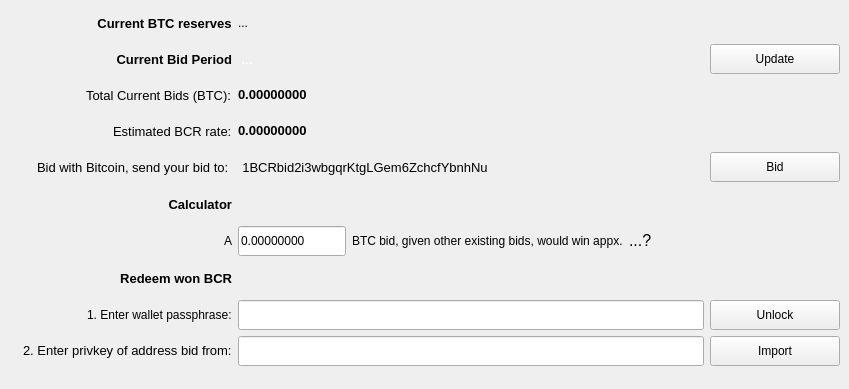
tlc2/bitcredit-2.0, file src/qt/forms/bidpage.ui: the form before one commit.
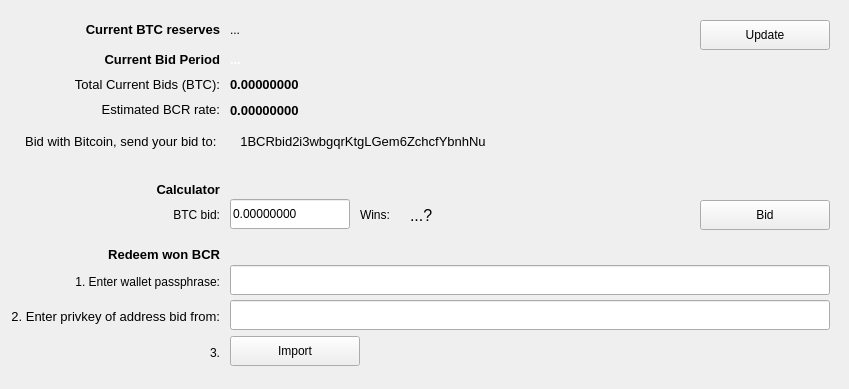
The form after the commit.

Commit message: 1-click unlock and import bidding privkey - need testing on win

```diff
--- a/src/qt/forms/bidpage.ui
+++ b/src/qt/forms/bidpage.ui
@@ -16,22 +16,31 @@
   <property name="styleSheet">
    <string notr="true"/>
   </property>
-  <widget class="QWidget" name="gridLayoutWidget">
+  <widget class="QLabel" name="label_BTCassets">
    <property name="geometry">
     <rect>
-     <x>11</x>
-     <y>8</y>
-     <width>829</width>
-     <height>358</height>
+     <x>0</x>
+     <y>20</y>
+     <width>220</width>
+     <height>20</height>
     </rect>
    </property>
-   <layout class="QGridLayout" name="gridLayout" rowstretch="0,0,0,0,0,0,0,0,0,0">
-    <item row="3" column="1">
-     <widget class="QLabel" name="labelEstprice_2">
+   <property name="sizePolicy">
+    <sizepolicy hsizetype="Fixed" vsizetype="Fixed">
+     <horstretch>0</horstretch>
+     <verstretch>0</verstretch>
+    </sizepolicy>
+   </property>
+   <property name="minimumSize">
+    <size>
+     <width>220</width>
+     <height>20</height>
+    </size>
+   </property>
       <property name="maximumSize">
        <size>
-        <width>16777215</width>
-        <height>15</height>
+     <width>220</width>
+     <height>20</height>
        </size>
       </property>
       <property name="font">
@@ -42,147 +51,125 @@
        </font>
       </property>
       <property name="text">
-       <string>0.00000000</string>
-      </property>
-     </widget>
-    </item>
-    <item row="8" column="1" alignment="Qt::AlignVCenter">
-     <widget class="QLineEdit" name="lineEditPassphrase">
+    <string>&lt;html&gt;&lt;head/&gt;&lt;body&gt;&lt;p align=&quot;right&quot;&gt;Current BTC reserves&lt;/p&gt;&lt;/body&gt;&lt;/html&gt;</string>
+   </property>
+   <property name="alignment">
+    <set>Qt::AlignCenter</set>
+   </property>
+  </widget>
+  <widget class="QLabel" name="labelReserves">
+   <property name="geometry">
+    <rect>
+     <x>230</x>
+     <y>20</y>
+     <width>221</width>
+     <height>20</height>
+    </rect>
+   </property>
       <property name="minimumSize">
        <size>
-        <width>400</width>
-        <height>30</height>
+     <width>0</width>
+     <height>20</height>
        </size>
       </property>
       <property name="maximumSize">
        <size>
-        <width>500</width>
-        <height>25</height>
-       </size>
-      </property>
-      <property name="echoMode">
-       <enum>QLineEdit::Password</enum>
-      </property>
-     </widget>
-    </item>
-    <item row="9" column="2" alignment="Qt::AlignVCenter">
-     <widget class="QPushButton" name="pushButtonImport">
+     <width>16777215</width>
+     <height>20</height>
+    </size>
+   </property>
+   <property name="text">
+    <string>&lt;html&gt;&lt;head/&gt;&lt;body&gt;&lt;p&gt;...&lt;/p&gt;&lt;/body&gt;&lt;/html&gt;</string>
+   </property>
+  </widget>
+  <widget class="QPushButton" name="pushButtonRefresh">
+   <property name="geometry">
+    <rect>
+     <x>700</x>
+     <y>20</y>
+     <width>130</width>
+     <height>30</height>
+    </rect>
+   </property>
+   <property name="sizePolicy">
+    <sizepolicy hsizetype="Minimum" vsizetype="Fixed">
+     <horstretch>0</horstretch>
+     <verstretch>0</verstretch>
+    </sizepolicy>
+   </property>
       <property name="minimumSize">
        <size>
-        <width>130</width>
+     <width>2</width>
         <height>30</height>
        </size>
       </property>
       <property name="maximumSize">
        <size>
         <width>130</width>
-        <height>25</height>
-       </size>
-      </property>
-      <property name="font">
-       <font>
-        <weight>50</weight>
-        <bold>false</bold>
-       </font>
-      </property>
+     <height>16777215</height>
+    </size>
+   </property>
       <property name="toolTip">
        <string>Get your new BCR!</string>
       </property>
       <property name="text">
-       <string>Import</string>
-      </property>
-     </widget>
-    </item>
-    <item row="2" column="0" alignment="Qt::AlignRight">
-     <widget class="QLabel" name="labelCurrentbids">
-      <property name="minimumSize">
-       <size>
-        <width>0</width>
-        <height>30</height>
-       </size>
-      </property>
-      <property name="maximumSize">
-       <size>
-        <width>16777215</width>
-        <height>30</height>
-       </size>
-      </property>
-      <property name="font">
-       <font>
-        <pointsize>10</pointsize>
-        <weight>50</weight>
-        <bold>false</bold>
-       </font>
-      </property>
-      <property name="text">
-       <string>Total Current Bids (BTC):</string>
-      </property>
-     </widget>
-    </item>
-    <item row="8" column="0" alignment="Qt::AlignRight">
-     <widget class="QLabel" name="label_2">
-      <property name="maximumSize">
-       <size>
-        <width>200</width>
-        <height>15</height>
-       </size>
-      </property>
-      <property name="text">
-       <string>1. Enter wallet passphrase:</string>
-      </property>
-     </widget>
-    </item>
-    <item row="3" column="0" alignment="Qt::AlignRight|Qt::AlignVCenter">
-     <widget class="QLabel" name="labelEstprice">
+    <string>Update</string>
+   </property>
+  </widget>
+  <widget class="QLabel" name="labelNext">
+   <property name="geometry">
+    <rect>
+     <x>0</x>
+     <y>50</y>
+     <width>220</width>
+     <height>20</height>
+    </rect>
+   </property>
       <property name="minimumSize">
        <size>
-        <width>0</width>
-        <height>30</height>
+     <width>210</width>
+     <height>20</height>
        </size>
       </property>
       <property name="maximumSize">
        <size>
-        <width>16777215</width>
-        <height>15</height>
+     <width>220</width>
+     <height>20</height>
        </size>
       </property>
       <property name="font">
        <font>
         <pointsize>10</pointsize>
-        <weight>50</weight>
-        <bold>false</bold>
+     <weight>75</weight>
+     <bold>true</bold>
        </font>
       </property>
       <property name="text">
-       <string>Estimated BCR rate:</string>
-      </property>
-     </widget>
-    </item>
-    <item row="6" column="0" alignment="Qt::AlignRight|Qt::AlignVCenter">
-     <widget class="QLabel" name="label_7">
-      <property name="minimumSize">
-       <size>
-        <width>0</width>
-        <height>30</height>
-       </size>
-      </property>
-      <property name="maximumSize">
-       <size>
-        <width>10</width>
-        <height>15</height>
-       </size>
-      </property>
-      <property name="text">
-       <string>A</string>
-      </property>
-     </widget>
-    </item>
-    <item row="1" column="1">
+    <string>&lt;html&gt;&lt;head/&gt;&lt;body&gt;&lt;p align=&quot;right&quot;&gt;Current Bid Period&lt;/p&gt;&lt;/body&gt;&lt;/html&gt;</string>
+   </property>
+   <property name="alignment">
+    <set>Qt::AlignRight|Qt::AlignTrailing|Qt::AlignVCenter</set>
+   </property>
+  </widget>
      <widget class="QLabel" name="labelNumber">
+   <property name="geometry">
+    <rect>
+     <x>230</x>
+     <y>50</y>
+     <width>271</width>
+     <height>20</height>
+    </rect>
+   </property>
+   <property name="minimumSize">
+    <size>
+     <width>0</width>
+     <height>20</height>
+    </size>
+   </property>
       <property name="maximumSize">
        <size>
         <width>16777215</width>
-        <height>30</height>
+     <height>20</height>
        </size>
       </property>
       <property name="palette">
@@ -368,22 +355,156 @@
        <string notr="true"/>
       </property>
       <property name="text">
-       <string> ...</string>
-      </property>
-     </widget>
-    </item>
-    <item row="4" column="0" alignment="Qt::AlignRight|Qt::AlignVCenter">
+    <string>&lt;html&gt;&lt;head/&gt;&lt;body&gt;&lt;p&gt; ...&lt;/p&gt;&lt;/body&gt;&lt;/html&gt;</string>
+   </property>
+  </widget>
+  <widget class="QLabel" name="labelCurrentbids">
+   <property name="geometry">
+    <rect>
+     <x>0</x>
+     <y>75</y>
+     <width>220</width>
+     <height>20</height>
+    </rect>
+   </property>
+   <property name="minimumSize">
+    <size>
+     <width>210</width>
+     <height>20</height>
+    </size>
+   </property>
+   <property name="maximumSize">
+    <size>
+     <width>16777215</width>
+     <height>20</height>
+    </size>
+   </property>
+   <property name="font">
+    <font>
+     <pointsize>10</pointsize>
+     <weight>50</weight>
+     <bold>false</bold>
+    </font>
+   </property>
+   <property name="text">
+    <string>&lt;html&gt;&lt;head/&gt;&lt;body&gt;&lt;p align=&quot;right&quot;&gt;Total Current Bids (BTC):&lt;/p&gt;&lt;/body&gt;&lt;/html&gt;</string>
+   </property>
+  </widget>
+  <widget class="QLabel" name="labelTotal_2">
+   <property name="geometry">
+    <rect>
+     <x>230</x>
+     <y>75</y>
+     <width>200</width>
+     <height>20</height>
+    </rect>
+   </property>
+   <property name="minimumSize">
+    <size>
+     <width>0</width>
+     <height>20</height>
+    </size>
+   </property>
+   <property name="maximumSize">
+    <size>
+     <width>200</width>
+     <height>20</height>
+    </size>
+   </property>
+   <property name="font">
+    <font>
+     <pointsize>10</pointsize>
+     <weight>75</weight>
+     <bold>true</bold>
+    </font>
+   </property>
+   <property name="text">
+    <string>&lt;html&gt;&lt;head/&gt;&lt;body&gt;&lt;p&gt;0.00000000&lt;/p&gt;&lt;/body&gt;&lt;/html&gt;</string>
+   </property>
+  </widget>
+  <widget class="QLabel" name="labelEstprice">
+   <property name="geometry">
+    <rect>
+     <x>0</x>
+     <y>100</y>
+     <width>220</width>
+     <height>20</height>
+    </rect>
+   </property>
+   <property name="minimumSize">
+    <size>
+     <width>210</width>
+     <height>20</height>
+    </size>
+   </property>
+   <property name="maximumSize">
+    <size>
+     <width>16777215</width>
+     <height>20</height>
+    </size>
+   </property>
+   <property name="font">
+    <font>
+     <pointsize>10</pointsize>
+     <weight>50</weight>
+     <bold>false</bold>
+    </font>
+   </property>
+   <property name="text">
+    <string>&lt;html&gt;&lt;head/&gt;&lt;body&gt;&lt;p align=&quot;right&quot;&gt;Estimated BCR rate:&lt;/p&gt;&lt;/body&gt;&lt;/html&gt;</string>
+   </property>
+  </widget>
+  <widget class="QLabel" name="labelEstprice_2">
+   <property name="geometry">
+    <rect>
+     <x>230</x>
+     <y>100</y>
+     <width>200</width>
+     <height>20</height>
+    </rect>
+   </property>
+   <property name="minimumSize">
+    <size>
+     <width>0</width>
+     <height>20</height>
+    </size>
+   </property>
+   <property name="maximumSize">
+    <size>
+     <width>200</width>
+     <height>20</height>
+    </size>
+   </property>
+   <property name="font">
+    <font>
+     <pointsize>10</pointsize>
+     <weight>75</weight>
+     <bold>true</bold>
+    </font>
+   </property>
+   <property name="text">
+    <string>0.00000000</string>
+   </property>
+  </widget>
      <widget class="QLabel" name="label">
+   <property name="geometry">
+    <rect>
+     <x>0</x>
+     <y>132</y>
+     <width>220</width>
+     <height>20</height>
+    </rect>
+   </property>
       <property name="minimumSize">
        <size>
-        <width>0</width>
-        <height>30</height>
+     <width>220</width>
+     <height>20</height>
        </size>
       </property>
       <property name="maximumSize">
        <size>
         <width>250</width>
-        <height>15</height>
+     <height>20</height>
        </size>
       </property>
       <property name="font">
@@ -392,200 +513,18 @@
        </font>
       </property>
       <property name="text">
-       <string>Bid with Bitcoin, send your bid to: </string>
-      </property>
-     </widget>
-    </item>
-    <item row="0" column="0" alignment="Qt::AlignRight">
-     <widget class="QLabel" name="label_BTCassets">
-      <property name="sizePolicy">
-       <sizepolicy hsizetype="Fixed" vsizetype="Fixed">
-        <horstretch>0</horstretch>
-        <verstretch>0</verstretch>
-       </sizepolicy>
-      </property>
-      <property name="minimumSize">
-       <size>
-        <width>0</width>
-        <height>30</height>
-       </size>
-      </property>
-      <property name="font">
-       <font>
-        <pointsize>10</pointsize>
-        <weight>75</weight>
-        <bold>true</bold>
-       </font>
-      </property>
-      <property name="text">
-       <string>Current BTC reserves</string>
-      </property>
-      <property name="alignment">
-       <set>Qt::AlignCenter</set>
-      </property>
-     </widget>
-    </item>
-    <item row="1" column="0" alignment="Qt::AlignLeft|Qt::AlignVCenter">
-     <widget class="QLabel" name="labelNext">
-      <property name="minimumSize">
-       <size>
-        <width>0</width>
-        <height>30</height>
-       </size>
-      </property>
-      <property name="maximumSize">
-       <size>
-        <width>16777215</width>
-        <height>30</height>
-       </size>
-      </property>
-      <property name="font">
-       <font>
-        <pointsize>10</pointsize>
-        <weight>75</weight>
-        <bold>true</bold>
-       </font>
-      </property>
-      <property name="text">
-       <string>                             Current Bid Period</string>
-      </property>
-      <property name="alignment">
-       <set>Qt::AlignRight|Qt::AlignTrailing|Qt::AlignVCenter</set>
-      </property>
-     </widget>
-    </item>
-    <item row="8" column="2" alignment="Qt::AlignHCenter|Qt::AlignVCenter">
-     <widget class="QPushButton" name="bUnlock">
-      <property name="minimumSize">
-       <size>
-        <width>130</width>
-        <height>30</height>
-       </size>
-      </property>
-      <property name="maximumSize">
-       <size>
-        <width>130</width>
-        <height>25</height>
-       </size>
-      </property>
-      <property name="text">
-       <string>Unlock</string>
-      </property>
-     </widget>
-    </item>
-    <item row="9" column="1" alignment="Qt::AlignVCenter">
-     <widget class="QLineEdit" name="lineEditPrivkey">
-      <property name="sizePolicy">
-       <sizepolicy hsizetype="Preferred" vsizetype="Fixed">
-        <horstretch>0</horstretch>
-        <verstretch>0</verstretch>
-       </sizepolicy>
-      </property>
-      <property name="minimumSize">
-       <size>
-        <width>300</width>
-        <height>30</height>
-       </size>
-      </property>
-      <property name="maximumSize">
-       <size>
-        <width>16777215</width>
-        <height>25</height>
-       </size>
-      </property>
-      <property name="toolTip">
-       <string>Paste the privkey of the address you sent your bid from here</string>
-      </property>
-      <property name="text">
-       <string/>
-      </property>
-     </widget>
-    </item>
-    <item row="2" column="1">
-     <widget class="QLabel" name="labelTotal_2">
-      <property name="maximumSize">
-       <size>
-        <width>16777215</width>
-        <height>15</height>
-       </size>
-      </property>
-      <property name="font">
-       <font>
-        <pointsize>10</pointsize>
-        <weight>75</weight>
-        <bold>true</bold>
-       </font>
-      </property>
-      <property name="text">
-       <string>0.00000000</string>
-      </property>
-     </widget>
-    </item>
-    <item row="6" column="1">
-     <layout class="QHBoxLayout" name="horizontalLayout_2">
-      <item alignment="Qt::AlignVCenter">
-       <widget class="QLineEdit" name="lineEditBid">
-        <property name="sizePolicy">
-         <sizepolicy hsizetype="Preferred" vsizetype="Fixed">
-          <horstretch>0</horstretch>
-          <verstretch>0</verstretch>
-         </sizepolicy>
-        </property>
-        <property name="minimumSize">
-         <size>
-          <width>0</width>
-          <height>30</height>
-         </size>
-        </property>
-        <property name="maximumSize">
-         <size>
-          <width>120</width>
-          <height>25</height>
-         </size>
-        </property>
-        <property name="toolTip">
-         <string>Enter a BTC amount and press Enter to calculate</string>
-        </property>
-        <property name="text">
-         <string>0.00000000</string>
-        </property>
-       </widget>
-      </item>
-      <item alignment="Qt::AlignVCenter">
-       <widget class="QLabel" name="label_4">
-        <property name="maximumSize">
-         <size>
-          <width>16777215</width>
-          <height>15</height>
-         </size>
-        </property>
-        <property name="text">
-         <string>&lt;html&gt;&lt;head/&gt;&lt;body&gt;&lt;p&gt;BTC bid, given other existing bids, would win appx.&lt;/p&gt;&lt;/body&gt;&lt;/html&gt;</string>
-        </property>
-       </widget>
-      </item>
-      <item>
-       <widget class="QLabel" name="labelBCR">
-        <property name="maximumSize">
-         <size>
-          <width>16777215</width>
-          <height>25</height>
-         </size>
-        </property>
-        <property name="font">
-         <font>
-          <pointsize>12</pointsize>
-         </font>
-        </property>
-        <property name="text">
-         <string>...?</string>
-        </property>
-       </widget>
-      </item>
-     </layout>
-    </item>
-    <item row="4" column="1" alignment="Qt::AlignLeft">
+    <string>&lt;html&gt;&lt;head/&gt;&lt;body&gt;&lt;p align=&quot;right&quot;&gt;Bid with Bitcoin, send your bid to: &lt;/p&gt;&lt;/body&gt;&lt;/html&gt;</string>
+   </property>
+  </widget>
      <widget class="QPushButton" name="pushButtonBTCExplorer">
+   <property name="geometry">
+    <rect>
+     <x>230</x>
+     <y>126</y>
+     <width>266</width>
+     <height>30</height>
+    </rect>
+   </property>
       <property name="sizePolicy">
        <sizepolicy hsizetype="Fixed" vsizetype="Fixed">
         <horstretch>0</horstretch>
@@ -624,9 +563,15 @@
        <bool>true</bool>
       </property>
      </widget>
-    </item>
-    <item row="4" column="2">
      <widget class="QPushButton" name="pushButtonBTC">
+   <property name="geometry">
+    <rect>
+     <x>700</x>
+     <y>200</y>
+     <width>130</width>
+     <height>30</height>
+    </rect>
+   </property>
       <property name="minimumSize">
        <size>
         <width>0</width>
@@ -652,19 +597,25 @@
        <string>Bid</string>
       </property>
      </widget>
-    </item>
-    <item row="5" column="0" alignment="Qt::AlignVCenter">
      <widget class="QLabel" name="labelCalc">
+   <property name="geometry">
+    <rect>
+     <x>0</x>
+     <y>180</y>
+     <width>220</width>
+     <height>20</height>
+    </rect>
+   </property>
       <property name="minimumSize">
        <size>
-        <width>0</width>
-        <height>30</height>
+     <width>220</width>
+     <height>20</height>
        </size>
       </property>
       <property name="maximumSize">
        <size>
         <width>16777215</width>
-        <height>30</height>
+     <height>20</height>
        </size>
       </property>
       <property name="font">
@@ -675,25 +626,115 @@
        </font>
       </property>
       <property name="text">
-       <string>Calculator</string>
+    <string>&lt;html&gt;&lt;head/&gt;&lt;body&gt;&lt;p align=&quot;right&quot;&gt;Calculator&lt;/p&gt;&lt;/body&gt;&lt;/html&gt;</string>
       </property>
       <property name="alignment">
        <set>Qt::AlignRight|Qt::AlignTrailing|Qt::AlignVCenter</set>
       </property>
      </widget>
-    </item>
-    <item row="7" column="0" alignment="Qt::AlignVCenter">
+  <widget class="QLabel" name="label_3">
+   <property name="geometry">
+    <rect>
+     <x>0</x>
+     <y>205</y>
+     <width>220</width>
+     <height>20</height>
+    </rect>
+   </property>
+   <property name="minimumSize">
+    <size>
+     <width>220</width>
+     <height>20</height>
+    </size>
+   </property>
+   <property name="maximumSize">
+    <size>
+     <width>16777215</width>
+     <height>20</height>
+    </size>
+   </property>
+   <property name="text">
+    <string>&lt;html&gt;&lt;head/&gt;&lt;body&gt;&lt;p align=&quot;right&quot;&gt;BTC bid:&lt;/p&gt;&lt;/body&gt;&lt;/html&gt;</string>
+   </property>
+  </widget>
+  <widget class="QLineEdit" name="lineEditBid">
+   <property name="geometry">
+    <rect>
+     <x>230</x>
+     <y>199</y>
+     <width>120</width>
+     <height>30</height>
+    </rect>
+   </property>
+   <property name="sizePolicy">
+    <sizepolicy hsizetype="Preferred" vsizetype="Fixed">
+     <horstretch>0</horstretch>
+     <verstretch>0</verstretch>
+    </sizepolicy>
+   </property>
+   <property name="minimumSize">
+    <size>
+     <width>0</width>
+     <height>30</height>
+    </size>
+   </property>
+   <property name="maximumSize">
+    <size>
+     <width>120</width>
+     <height>25</height>
+    </size>
+   </property>
+   <property name="toolTip">
+    <string>Enter a BTC amount and press Enter to calculate</string>
+   </property>
+   <property name="text">
+    <string>0.00000000</string>
+   </property>
+  </widget>
+  <widget class="QLabel" name="label_4">
+   <property name="geometry">
+    <rect>
+     <x>360</x>
+     <y>205</y>
+     <width>50</width>
+     <height>20</height>
+    </rect>
+   </property>
+   <property name="minimumSize">
+    <size>
+     <width>0</width>
+     <height>20</height>
+    </size>
+   </property>
+   <property name="maximumSize">
+    <size>
+     <width>50</width>
+     <height>20</height>
+    </size>
+   </property>
+   <property name="text">
+    <string>&lt;html&gt;&lt;head/&gt;&lt;body&gt;&lt;p&gt;Wins: &lt;/p&gt;&lt;/body&gt;&lt;/html&gt;</string>
+   </property>
+  </widget>
      <widget class="QLabel" name="labelRedeem">
+   <property name="geometry">
+    <rect>
+     <x>0</x>
+     <y>245</y>
+     <width>220</width>
+     <height>20</height>
+    </rect>
+   </property>
       <property name="minimumSize">
        <size>
-        <width>0</width>
-        <height>30</height>
+     <width>220</width>
+     <height>20</height>
        </size>
       </property>
       <property name="maximumSize">
        <size>
         <width>16777215</width>
-        <height>30</height>
+     <height>20</height>
        </size>
       </property>
       <property name="font">
@@ -704,19 +745,81 @@
        </font>
       </property>
       <property name="text">
-       <string>Redeem won BCR</string>
+    <string>&lt;html&gt;&lt;head/&gt;&lt;body&gt;&lt;p align=&quot;right&quot;&gt;Redeem won BCR&lt;/p&gt;&lt;/body&gt;&lt;/html&gt;</string>
       </property>
       <property name="alignment">
        <set>Qt::AlignRight|Qt::AlignTrailing|Qt::AlignVCenter</set>
       </property>
      </widget>
-    </item>
-    <item row="9" column="0" alignment="Qt::AlignRight">
+  <widget class="QLabel" name="label_2">
+   <property name="geometry">
+    <rect>
+     <x>0</x>
+     <y>272</y>
+     <width>220</width>
+     <height>20</height>
+    </rect>
+   </property>
+   <property name="minimumSize">
+    <size>
+     <width>220</width>
+     <height>20</height>
+    </size>
+   </property>
+   <property name="maximumSize">
+    <size>
+     <width>200</width>
+     <height>20</height>
+    </size>
+   </property>
+   <property name="text">
+    <string>&lt;html&gt;&lt;head/&gt;&lt;body&gt;&lt;p align=&quot;right&quot;&gt;1. Enter wallet passphrase:&lt;/p&gt;&lt;/body&gt;&lt;/html&gt;</string>
+   </property>
+  </widget>
+  <widget class="QLineEdit" name="lineEditPassphrase">
+   <property name="geometry">
+    <rect>
+     <x>230</x>
+     <y>265</y>
+     <width>600</width>
+     <height>30</height>
+    </rect>
+   </property>
+   <property name="minimumSize">
+    <size>
+     <width>600</width>
+     <height>30</height>
+    </size>
+   </property>
+   <property name="maximumSize">
+    <size>
+     <width>600</width>
+     <height>25</height>
+    </size>
+   </property>
+   <property name="echoMode">
+    <enum>QLineEdit::Password</enum>
+   </property>
+  </widget>
      <widget class="QLabel" name="labelRedeem_2">
+   <property name="geometry">
+    <rect>
+     <x>0</x>
+     <y>307</y>
+     <width>220</width>
+     <height>20</height>
+    </rect>
+   </property>
+   <property name="minimumSize">
+    <size>
+     <width>220</width>
+     <height>20</height>
+    </size>
+   </property>
       <property name="maximumSize">
        <size>
         <width>220</width>
-        <height>15</height>
+     <height>20</height>
        </size>
       </property>
       <property name="font">
@@ -727,46 +830,119 @@
        </font>
       </property>
       <property name="text">
-       <string>2. Enter privkey of address bid from:</string>
-      </property>
-     </widget>
-    </item>
-    <item row="1" column="2">
-     <widget class="QPushButton" name="pushButtonRefresh">
+    <string>&lt;html&gt;&lt;head/&gt;&lt;body&gt;&lt;p align=&quot;right&quot;&gt;2. Enter privkey of address bid from:&lt;/p&gt;&lt;/body&gt;&lt;/html&gt;</string>
+   </property>
+  </widget>
+  <widget class="QLineEdit" name="lineEditPrivkey">
+   <property name="geometry">
+    <rect>
+     <x>230</x>
+     <y>300</y>
+     <width>600</width>
+     <height>30</height>
+    </rect>
+   </property>
       <property name="sizePolicy">
-       <sizepolicy hsizetype="Minimum" vsizetype="Fixed">
+    <sizepolicy hsizetype="Preferred" vsizetype="Fixed">
         <horstretch>0</horstretch>
         <verstretch>0</verstretch>
        </sizepolicy>
       </property>
       <property name="minimumSize">
        <size>
-        <width>2</width>
+     <width>600</width>
         <height>30</height>
        </size>
       </property>
       <property name="maximumSize">
        <size>
+     <width>600</width>
+     <height>25</height>
+    </size>
+   </property>
+   <property name="toolTip">
+    <string>Paste the privkey of the address you sent your bid from here</string>
+   </property>
+   <property name="text">
+    <string/>
+   </property>
+  </widget>
+  <widget class="QPushButton" name="bImport">
+   <property name="geometry">
+    <rect>
+     <x>230</x>
+     <y>336</y>
         <width>130</width>
-        <height>16777215</height>
-       </size>
-      </property>
+     <height>30</height>
+    </rect>
+   </property>
+   <property name="minimumSize">
+    <size>
+     <width>130</width>
+     <height>30</height>
+    </size>
+   </property>
+   <property name="maximumSize">
+    <size>
+     <width>130</width>
+     <height>25</height>
+    </size>
+   </property>
+   <property name="font">
+    <font>
+     <weight>50</weight>
+     <bold>false</bold>
+    </font>
+   </property>
       <property name="toolTip">
        <string>Load current bids in bidtracker directory</string>
       </property>
       <property name="text">
-       <string>Update</string>
-      </property>
-     </widget>
-    </item>
-    <item row="0" column="1">
-     <widget class="QLabel" name="labelReserves">
+    <string>Import</string>
+   </property>
+  </widget>
+  <widget class="QLabel" name="labelBCR">
+   <property name="geometry">
+    <rect>
+     <x>410</x>
+     <y>205</y>
+     <width>280</width>
+     <height>20</height>
+    </rect>
+   </property>
+   <property name="minimumSize">
+    <size>
+     <width>280</width>
+     <height>20</height>
+    </size>
+   </property>
+   <property name="maximumSize">
+    <size>
+     <width>280</width>
+     <height>20</height>
+    </size>
+   </property>
+   <property name="font">
+    <font>
+     <pointsize>12</pointsize>
+    </font>
+   </property>
       <property name="text">
-       <string>...</string>
-      </property>
-     </widget>
-    </item>
-   </layout>
+    <string>...?</string>
+   </property>
+  </widget>
+  <widget class="QLabel" name="label_5">
+   <property name="geometry">
+    <rect>
+     <x>0</x>
+     <y>345</y>
+     <width>220</width>
+     <height>17</height>
+    </rect>
+   </property>
+   <property name="text">
+    <string>&lt;html&gt;&lt;head/&gt;&lt;body&gt;&lt;p align=&quot;right&quot;&gt;3.&lt;/p&gt;&lt;/body&gt;&lt;/html&gt;</string>
+   </property>
   </widget>
  </widget>
  <resources/>
```
Left out of the diff: 4 changed lines with no effect on the pictures. Lines whose indentation alone changed are shown as unchanged. The commit also changes 6 other files.
